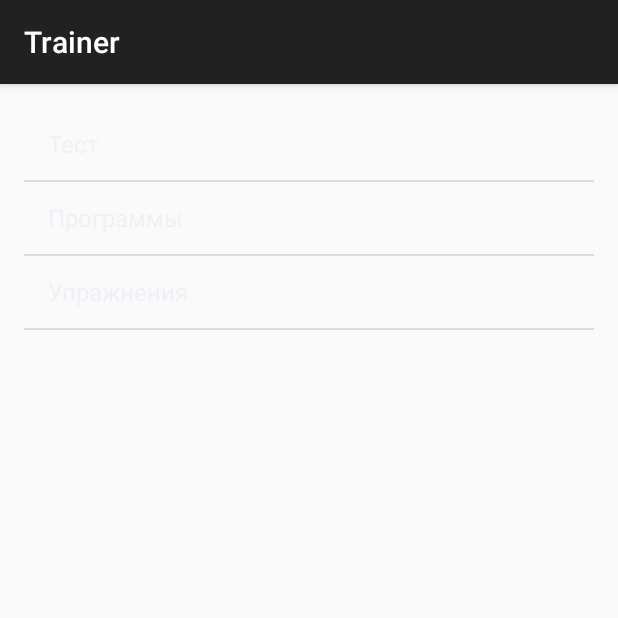
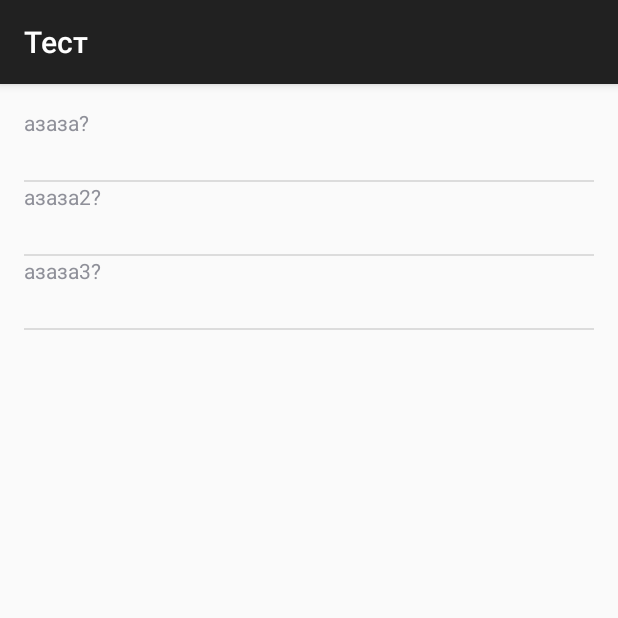
Before and after one commit to sib-401-o-2/Trainer, an Android app: the screen it shows after launch (MainMenu before the commit, TestActivity after it), after a tap on "Тест", on a phone screen of 412 x 824 dp, the top half of it. Run offline under Robolectric (Android 15) with nearby library versions, the phone set to English and light mode, and no system bars.

Commit message:
Added test activity

```diff
--- a/app/src/main/AndroidManifest.xml
+++ b/app/src/main/AndroidManifest.xml
@@ -32,6 +32,10 @@
             android:name=".ExercisesListActivity"
             android:label="@string/title_activity_exercises_list" >
         </activity>
+        <activity
+            android:name=".TestActivity"
+            android:label="@string/title_activity_test" >
+        </activity>
     </application>
 
 </manifest>
--- a/app/src/main/java/plk/trainer/MainMenu.java
+++ b/app/src/main/java/plk/trainer/MainMenu.java
@@ -29,7 +29,7 @@ public class MainMenu extends AppCompatActivity {
         super.onCreate(savedInstanceState);
         setContentView(R.layout.activity_main_menu);
 
-        new Storage();
+        Storage.Init();
 
         final ListView view = (ListView)findViewById(R.id.main_menu_list_view);
 
@@ -39,7 +39,12 @@ public class MainMenu extends AppCompatActivity {
         view.setOnItemClickListener(new AdapterView.OnItemClickListener() {
             @Override
             public void onItemClick(AdapterView<?> parent, View view, int position, long id) {
-                if (position == 1)
+                if (position == 0)
+                {
+                    Intent intent = new Intent(getBaseContext(), TestActivity.class);
+                    startActivity(intent);
+                }
+                else if (position == 1)
                 {
                     Intent intent = new Intent(getBaseContext(), ProgramsActivity.class);
                     startActivity(intent);
--- /dev/null
+++ b/app/src/main/java/plk/trainer/Question.java
@@ -0,0 +1,13 @@
+package plk.trainer;
+
+
+public class Question {
+    String Name;
+    String[] Ansewers;
+
+    public Question(String name, String[] ansewers)
+    {
+        Name = name;
+        Ansewers = ansewers;
+    }
+}
--- a/app/src/main/java/plk/trainer/Storage.java
+++ b/app/src/main/java/plk/trainer/Storage.java
@@ -7,11 +7,13 @@ import java.util.List;
 public class Storage {
     public static Dictionary<Integer, Exercise> Exercises;
     public static Dictionary<Integer, Program> Programs;
+    public static Dictionary<Integer, Question> TestQuestions;
 
-    public Storage()
+    public static void Init()
     {
         Exercises = new Hashtable<>();
         Programs = new Hashtable<>();
+        TestQuestions = new Hashtable<>();
 
         Exercises.put(0, new Exercise("Жим лежа", "Лечь на спину и жать"));
         Exercises.put(1, new Exercise("Становая тяга", "тяни"));
@@ -44,5 +46,11 @@ public class Storage {
         };
         Programs.put(-1, new Program("Стандарт 1", s1));
         Programs.put(-2, new Program("Стандарт 2", s2));
+
+        String[] ans = {"Да", "Нет", "Наверное"};
+
+        TestQuestions.put(0, new Question("азаза?", ans));
+        TestQuestions.put(1, new Question("азаза2?", ans));
+        TestQuestions.put(2, new Question("азаза3?", ans));
     }
 }
--- /dev/null
+++ b/app/src/main/java/plk/trainer/TestActivity.java
@@ -0,0 +1,27 @@
+package plk.trainer;
+
+import android.content.Intent;
+import android.support.v7.app.AppCompatActivity;
+import android.os.Bundle;
+import android.view.Menu;
+import android.view.MenuItem;
+import android.view.View;
+import android.widget.AdapterView;
+import android.widget.ArrayAdapter;
+import android.widget.ListAdapter;
+import android.widget.ListView;
+import android.widget.Toast;
+
+public class TestActivity extends AppCompatActivity {
+
+    @Override
+    protected void onCreate(Bundle savedInstanceState) {
+        super.onCreate(savedInstanceState);
+        setContentView(R.layout.activity_test);
+
+        final ListView view = (ListView)findViewById(R.id.test_list_view);
+
+        final ListAdapter adapter = new TestAdapter(getBaseContext());
+        view.setAdapter(adapter);
+    }
+}
--- /dev/null
+++ b/app/src/main/java/plk/trainer/TestAdapter.java
@@ -0,0 +1,93 @@
+package plk.trainer;
+
+
+import android.content.Context;
+import android.database.DataSetObserver;
+import android.view.LayoutInflater;
+import android.view.View;
+import android.view.ViewGroup;
+import android.widget.ArrayAdapter;
+import android.widget.ListAdapter;
+import android.widget.TextView;
+
+public class TestAdapter implements ListAdapter
+{
+
+    Context mContext;
+
+    public TestAdapter(Context context)
+    {
+        mContext = context;
+    }
+
+    @Override
+    public boolean areAllItemsEnabled() {
+        return true;
+    }
+
+    @Override
+    public boolean isEnabled(int position) {
+        return true;
+    }
+
+    @Override
+    public void registerDataSetObserver(DataSetObserver observer) {
+
+    }
+
+    @Override
+    public void unregisterDataSetObserver(DataSetObserver observer) {
+
+    }
+
+    @Override
+    public int getCount() {
+        return Storage.TestQuestions.size();
+    }
+
+    @Override
+    public Object getItem(int position) {
+        return Storage.TestQuestions.get(position);
+    }
+
+    @Override
+    public long getItemId(int position) {
+        return position;
+    }
+
+    @Override
+    public boolean hasStableIds() {
+        return true;
+    }
+
+    @Override
+    public View getView(int position, View convertView, ViewGroup parent) {
+        if (convertView == null)
+        {
+            LayoutInflater inf = (LayoutInflater)mContext.getSystemService(Context.LAYOUT_INFLATER_SERVICE);
+            convertView = inf.inflate(R.layout.test_question_layout, null);
+        }
+
+        TextView v = (TextView)convertView.findViewById(R.id.test_question_name);
+        v.setText(Storage.TestQuestions.get(position).Name);
+
+
+
+        return convertView;
+    }
+
+    @Override
+    public int getItemViewType(int position) {
+        return R.layout.test_question_layout;
+    }
+
+    @Override
+    public int getViewTypeCount() {
+        return 1;
+    }
+
+    @Override
+    public boolean isEmpty() {
+        return false;
+    }
+}
--- /dev/null
+++ b/app/src/main/res/layout/activity_test.xml
@@ -0,0 +1,15 @@
+<LinearLayout xmlns:android="http://schemas.android.com/apk/res/android"
+    xmlns:tools="http://schemas.android.com/tools" android:layout_width="match_parent"
+    android:layout_height="match_parent" android:paddingLeft="@dimen/activity_horizontal_margin"
+    android:paddingRight="@dimen/activity_horizontal_margin"
+    android:paddingTop="@dimen/activity_vertical_margin"
+    android:paddingBottom="@dimen/activity_vertical_margin"
+    tools:context="plk.trainer.TestActivity"
+    android:orientation="vertical">
+
+    <ListView
+        android:layout_width="match_parent"
+        android:layout_height="match_parent"
+        android:id="@+id/test_list_view"/>
+
+</LinearLayout>
--- /dev/null
+++ b/app/src/main/res/layout/test_question_layout.xml
@@ -0,0 +1,10 @@
+<?xml version="1.0" encoding="utf-8"?>
+<LinearLayout xmlns:android="http://schemas.android.com/apk/res/android"
+    android:orientation="vertical" android:layout_width="match_parent"
+    android:layout_height="wrap_content">
+
+    <TextView
+        android:layout_width="wrap_content"
+        android:layout_height="48dp"
+        android:id="@+id/test_question_name"/>
+</LinearLayout>
--- a/app/src/main/res/values/strings.xml
+++ b/app/src/main/res/values/strings.xml
@@ -7,4 +7,5 @@
     <string name="title_activity_programs">Программы</string>
     <string name="title_activity_exercise">Упражнение</string>
     <string name="title_activity_exercises_list">ExercisesListActivity</string>
+    <string name="title_activity_test">Тест</string>
 </resources>
```
